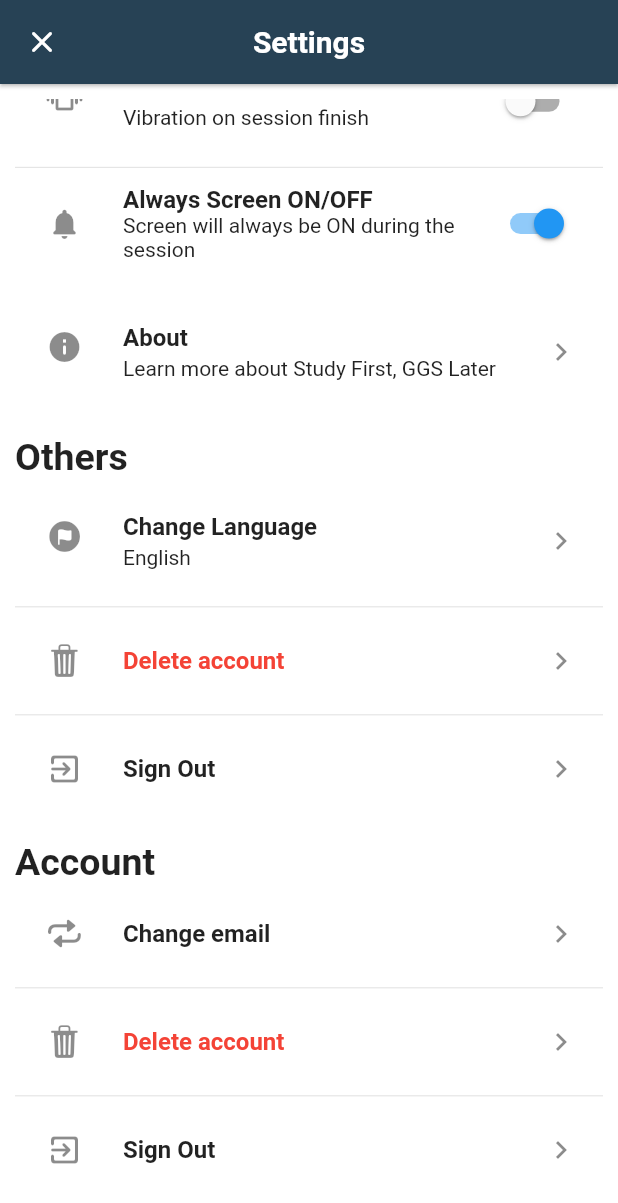
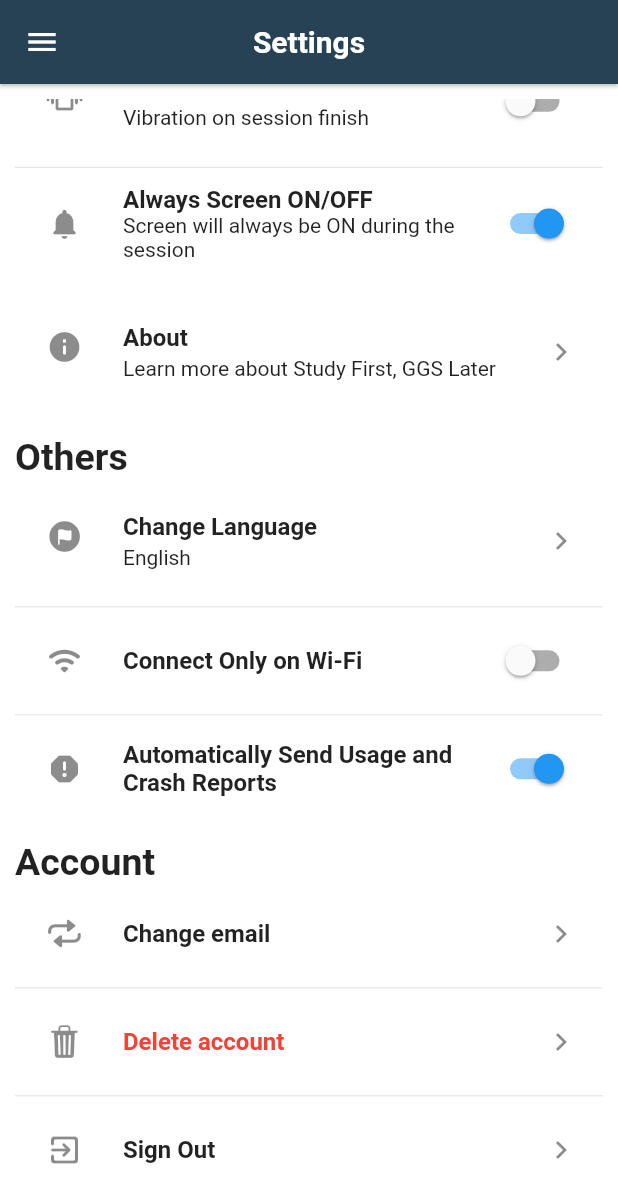
Before and after one commit to Bryan-Monterozo/study_first_ggs_later, a Flutter app: the StudySettings screen opened directly, scrolled down 431 dp, on a phone screen of 412 x 824 dp. Shown: the top 1203 px of the screen. Run offline on Flutter 3.47's test engine with Material 2 defaults, Android fonts, the phone set to English and light mode, and no system bars; our stand-ins replace card_swiper, cloud_firestore, confetti, firebase_core, flip_card, get and 4 more; missing offline and left inert: enum_to_string, syncfusion_flutter_core; accounts and stored records are empty; Roboto replaces fonts that are missing (Product Sans); statements that could not run were skipped.

Commit message:
final placeholder settings

```diff
--- a/lib/modules/settings/view/screens/settings.dart
+++ b/lib/modules/settings/view/screens/settings.dart
@@ -6,6 +6,7 @@ import 'package:study_first_ggs_later/core/constants/route.dart';
 import 'package:study_first_ggs_later/modules/shared/controller/nav_controller.dart';
 
 import 'package:flutter/cupertino.dart';
+
 import 'package:study_first_ggs_later/modules/settings/view/widgets/settings_user_card.dart';
 import 'package:study_first_ggs_later/modules/settings/view/widgets/settings_icon_style.dart';
 import 'package:study_first_ggs_later/modules/settings/view/widgets/settings_item.dart';
@@ -19,19 +20,31 @@ class StudySettings extends StatelessWidget {
   @override
   Widget build(BuildContext context) {
     navController.initNav(
-      currentRoute: CurrentRoute.settings,
+      currentRoute: CurrentRoute.home,
     );
     return Scaffold(
       backgroundColor: Colors.white,
       appBar: AppBar(
         backgroundColor: const Color.fromARGB(255, 39, 66, 85),
-        leading: IconButton(
-          onPressed: () {
-            Navigator.pop(context);
+        leading: Builder(
+          builder: (BuildContext context) {
+            return IconButton(
+              icon: const Icon(Icons.menu),
+              onPressed: () {
+                Navigator.pop(context);
+              },
+            );
           },
-          icon: const Icon(Icons.close_rounded),
-          color: Colors.white,
         ),
+
+        // IconButton(
+        //   onPressed: () {
+        //     Navigator.pop(context);
+        //   },
+        //   icon: const Icon(Icons.close_rounded),
+        //   color: Colors.white,
+        // ),
+
         title: const Text(
           "Settings",
           style: TextStyle(color: Colors.white, fontWeight: FontWeight.bold),
@@ -130,17 +143,21 @@ class StudySettings extends StatelessWidget {
                 ),
                 SettingsItem(
                   onTap: () {},
-                  icons: CupertinoIcons.delete_solid,
-                  title: "Delete account",
-                  titleStyle: const TextStyle(
-                    color: Colors.red,
-                    fontWeight: FontWeight.bold,
+                  icons: Icons.wifi_rounded,
+                  title: 'Connect Only on Wi-Fi',
+                  trailing: Switch.adaptive(
+                    value: false,
+                    onChanged: (value) {},
                   ),
                 ),
-                SettingsItem(
+                 SettingsItem(
                   onTap: () {},
-                  icons: Icons.exit_to_app_rounded,
-                  title: "Sign Out",
+                  icons: Icons.report_rounded,
+                  title: 'Automatically Send Usage and Crash Reports',
+                  trailing: Switch.adaptive(
+                    value: true,
+                    onChanged: (value) {},
+                  ),
                 ),
               ],
             ),
--- a/lib/modules/shared/nav_bar.dart
+++ b/lib/modules/shared/nav_bar.dart
@@ -424,12 +424,12 @@ class NavDrawer extends StatelessWidget {
                         navIcon: navController.currentNav.value ==
                                 CurrentRoute.settings
                             ? const Icon(
-                                Icons.settings_suggest,
+                                Icons.settings,
                                 color: Color(0xFF0B6BA7),
                                 size: 20,
                               )
                             : const Icon(
-                                Icons.settings_suggest,
+                                Icons.settings,
                                 color: Color(0xffbcbcbc),
                                 size: 20,
                               ),
```
Also changed, not shown: 2 other files.
